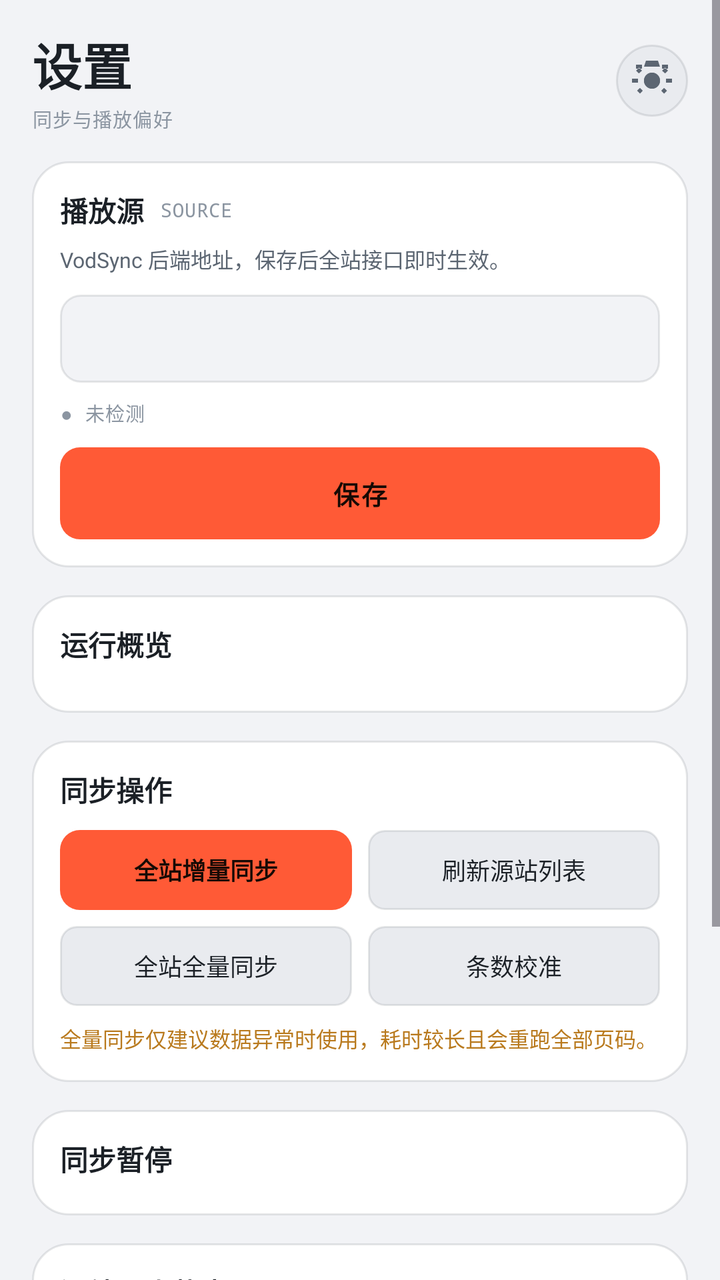
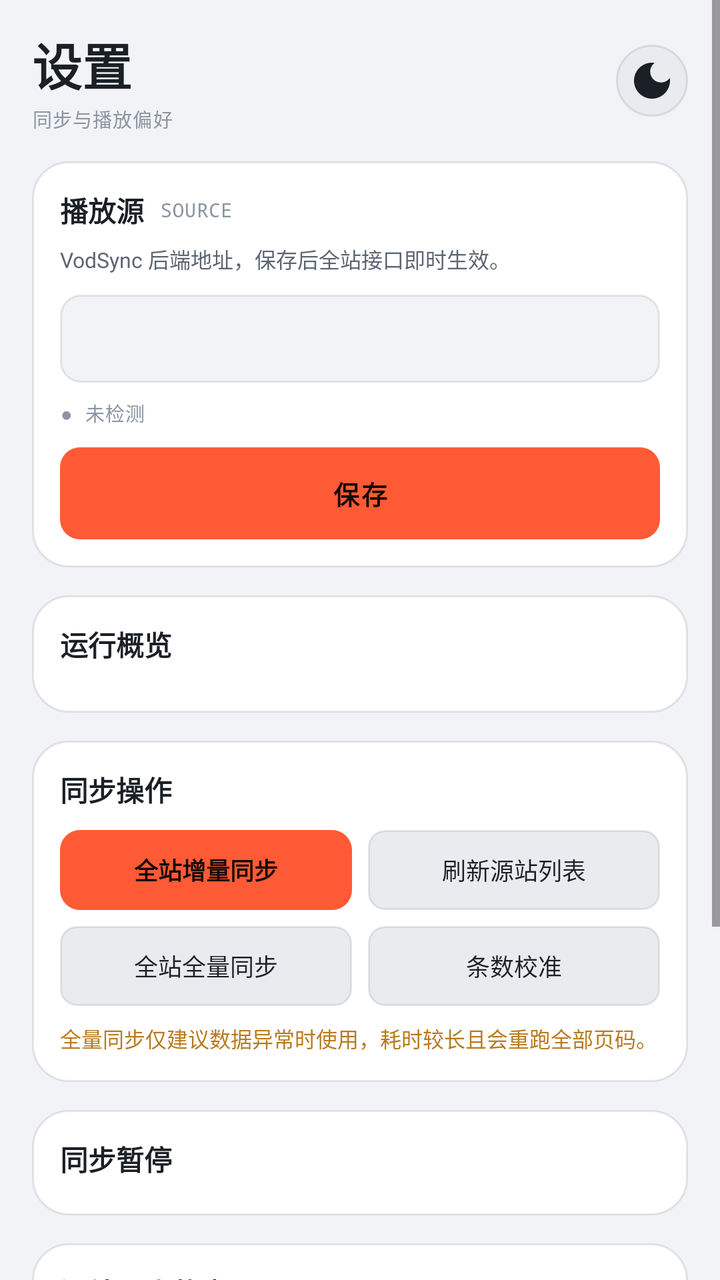

The first picture is an Android layout as it rendered before a commit; the second is the same layout after the commit. The layout source and the unified diff follow.
<!-- AndroidManifest.xml: application theme Theme.LateShow -->
<!-- res/layout/fragment_settings.xml -->
<?xml version="1.0" encoding="utf-8"?>
<ScrollView xmlns:android="http://schemas.android.com/apk/res/android"
    android:layout_width="match_parent"
    android:layout_height="match_parent"
    android:fillViewport="true">

    <LinearLayout
        android:layout_width="match_parent"
        android:layout_height="wrap_content"
        android:orientation="vertical"
        android:paddingLeft="16dp"
        android:paddingRight="16dp"
        android:paddingBottom="24dp">

        
        <LinearLayout
            android:layout_width="match_parent"
            android:layout_height="wrap_content"
            android:orientation="horizontal"
            android:gravity="center_vertical"
            android:paddingTop="14dp">

            <LinearLayout
                android:layout_width="0dp"
                android:layout_height="wrap_content"
                android:layout_weight="1"
                android:orientation="vertical">

                <TextView
                    android:layout_width="wrap_content"
                    android:layout_height="wrap_content"
                    android:text="设置"
                    android:textSize="25sp"
                    android:textStyle="bold"
                    android:textColor="@color/t1" />

                <TextView
                    style="@style/MetaLabel"
                    android:layout_width="wrap_content"
                    android:layout_height="wrap_content"
                    android:layout_marginTop="2dp"
                    android:text="同步与播放偏好" />
            </LinearLayout>

            <ImageButton
                android:id="@+id/btnTheme"
                android:layout_width="36dp"
                android:layout_height="36dp"
                android:background="@drawable/bg_circle"
                android:src="@drawable/ic_settings"
                android:contentDescription="主题" />
        </LinearLayout>

        
        <LinearLayout
            style="@style/SettingsCard"
            android:orientation="vertical">

            <LinearLayout
                android:layout_width="match_parent"
                android:layout_height="wrap_content"
                android:orientation="horizontal"
                android:gravity="center_vertical">

                <TextView style="@style/SectionTitle" android:layout_width="wrap_content" android:layout_height="wrap_content" android:text="播放源" />

                <TextView
                    style="@style/MetaLabel"
                    android:layout_width="wrap_content"
                    android:layout_height="wrap_content"
                    android:layout_marginLeft="8dp"
                    android:text="SOURCE" />
            </LinearLayout>

            <TextView
                android:layout_width="match_parent"
                android:layout_height="wrap_content"
                android:layout_marginTop="6dp"
                android:text="VodSync 后端地址，保存后全站接口即时生效。"
                android:textSize="10.5sp"
                android:textColor="@color/t2"
                android:lineSpacingMultiplier="1.6" />

            <EditText
                android:id="@+id/inputBaseUrl"
                android:layout_width="match_parent"
                android:layout_height="44dp"
                android:layout_marginTop="10dp"
                android:paddingLeft="12dp"
                android:paddingRight="12dp"
                android:background="@drawable/bg_field"
                android:textSize="12sp"
                android:textColor="@color/t1"
                android:inputType="textUri"
                android:maxLines="1" />

            <TextView
                android:id="@+id/srcStatus"
                style="@style/MetaLabel"
                android:layout_width="match_parent"
                android:layout_height="wrap_content"
                android:layout_marginTop="8dp"
                android:text="● 未检测" />

            <TextView
                android:id="@+id/btnSave"
                android:layout_width="match_parent"
                android:layout_height="46dp"
                android:layout_marginTop="10dp"
                android:gravity="center"
                android:background="@drawable/bg_btn_main"
                android:text="保存"
                android:textSize="13sp"
                android:textStyle="bold"
                android:textColor="@color/accInk"
                android:letterSpacing="0.08" />
        </LinearLayout>

        
        <LinearLayout
            style="@style/SettingsCard"
            android:orientation="vertical">

            <TextView style="@style/SectionTitle" android:layout_width="wrap_content" android:layout_height="wrap_content" android:text="运行概览" />

            <GridLayout
                android:id="@+id/statsGrid"
                android:layout_width="match_parent"
                android:layout_height="wrap_content"
                android:layout_marginTop="10dp"
                android:columnCount="2" />
        </LinearLayout>

        
        <LinearLayout
            style="@style/SettingsCard"
            android:orientation="vertical">

            <TextView style="@style/SectionTitle" android:layout_width="wrap_content" android:layout_height="wrap_content" android:text="同步操作" />

            <LinearLayout
                android:layout_width="match_parent"
                android:layout_height="wrap_content"
                android:layout_marginTop="10dp"
                android:orientation="horizontal">

                <TextView
                    android:id="@+id/btnSyncAll"
                    android:layout_width="0dp" android:layout_weight="1" android:layout_height="40dp"
                    android:gravity="center"
                    android:background="@drawable/bg_btn_main"
                    android:text="全站增量同步"
                    android:textSize="12sp"
                    android:textStyle="bold"
                    android:textColor="@color/accInk" />

                <TextView
                    android:id="@+id/btnRefresh"
                    style="@style/OpBtn" android:text="刷新源站列表" android:layout_marginLeft="8dp" />
            </LinearLayout>

            <LinearLayout
                android:layout_width="match_parent"
                android:layout_height="wrap_content"
                android:layout_marginTop="8dp"
                android:orientation="horizontal">

                <TextView
                    android:id="@+id/btnFullSync"
                    style="@style/OpBtn" android:text="全站全量同步" />

                <TextView
                    android:id="@+id/btnRecount"
                    style="@style/OpBtn" android:text="条数校准" android:layout_marginLeft="8dp" />
            </LinearLayout>

            <TextView
                android:layout_width="match_parent"
                android:layout_height="wrap_content"
                android:layout_marginTop="8dp"
                android:text="全量同步仅建议数据异常时使用，耗时较长且会重跑全部页码。"
                android:textSize="10.5sp"
                android:textColor="@color/warn"
                android:lineSpacingMultiplier="1.6" />
        </LinearLayout>

        
        <LinearLayout
            style="@style/SettingsCard"
            android:orientation="vertical">

            <TextView style="@style/SectionTitle" android:layout_width="wrap_content" android:layout_height="wrap_content" android:text="同步暂停" />

            <TextView
                android:id="@+id/pauseWarn"
                android:layout_width="match_parent"
                android:layout_height="wrap_content"
                android:layout_marginTop="8dp"
                android:padding="10dp"
                android:background="@color/warnSoft"
                android:textSize="10.5sp"
                android:textColor="@color/warn"
                android:lineSpacingMultiplier="1.6"
                android:visibility="gone" />

            <LinearLayout
                android:id="@+id/pauseRows"
                android:layout_width="match_parent"
                android:layout_height="wrap_content"
                android:layout_marginTop="4dp"
                android:orientation="vertical" />
        </LinearLayout>

        
        <LinearLayout
            style="@style/SettingsCard"
            android:orientation="vertical">

            <LinearLayout
                android:layout_width="match_parent"
                android:layout_height="wrap_content"
                android:orientation="horizontal">

                <TextView style="@style/SectionTitle" android:layout_width="0dp" android:layout_weight="1" android:layout_height="wrap_content" android:text="源站同步状态" />

                <TextView
                    android:id="@+id/autoCount"
                    style="@style/MetaLabel"
                    android:layout_width="wrap_content"
                    android:layout_height="wrap_content"
                    android:text="自动同步 --/--" />
            </LinearLayout>

            
            <LinearLayout
                android:layout_width="match_parent"
                android:layout_height="wrap_content"
                android:layout_marginTop="8dp"
                android:orientation="horizontal"
                android:gravity="center_vertical">

                <CheckBox
                    android:id="@+id/chkAll"
                    android:layout_width="wrap_content"
                    android:layout_height="wrap_content"
                    android:text="全选"
                    android:textSize="11sp"
                    android:textColor="@color/t2" />

                <Space android:layout_width="0dp" android:layout_height="1dp" android:layout_weight="1" />

                <TextView android:id="@+id/btnAllOn" style="@style/Smbtn" android:text="全部开启" />
                <TextView android:id="@+id/btnAllOff" style="@style/Smbtn" android:layout_marginLeft="6dp" android:text="全部暂停" />
            </LinearLayout>

            <LinearLayout
                android:layout_width="match_parent"
                android:layout_height="wrap_content"
                android:layout_marginTop="6dp"
                android:orientation="horizontal"
                android:gravity="center_vertical">

                <TextView
                    android:id="@+id/selCount"
                    style="@style/MetaLabel"
                    android:layout_width="0dp"
                    android:layout_weight="1"
                    android:layout_height="wrap_content"
                    android:text="未选择源站" />

                <TextView android:id="@+id/btnSelOn" style="@style/Smbtn" android:text="开启所选" />
                <TextView android:id="@+id/btnSelOff" style="@style/Smbtn" android:layout_marginLeft="6dp" android:text="暂停所选" />
            </LinearLayout>

            <androidx.recyclerview.widget.RecyclerView
                android:id="@+id/srcList"
                android:layout_width="match_parent"
                android:layout_height="wrap_content"
                android:nestedScrollingEnabled="false"
                android:layout_marginTop="4dp" />
        </LinearLayout>

        
        <LinearLayout
            style="@style/SettingsCard"
            android:orientation="vertical">

            <TextView style="@style/SectionTitle" android:layout_width="wrap_content" android:layout_height="wrap_content" android:text="最近同步日志" />

            <androidx.recyclerview.widget.RecyclerView
                android:id="@+id/logList"
                android:layout_width="match_parent"
                android:layout_height="wrap_content"
                android:nestedScrollingEnabled="false"
                android:layout_marginTop="6dp" />
        </LinearLayout>

        <TextView
            style="@style/MetaLabel"
            android:layout_width="match_parent"
            android:layout_height="wrap_content"
            android:gravity="center"
            android:layout_marginTop="16dp"
            android:text="夜场 LATE SHOW · 1.4.0 (2026.10)" />
    </LinearLayout>
</ScrollView>
<!-- resources referenced by this layout -->
<resources>
  <color name="accInk">#170A05</color>
  <color name="t1">#1B2026</color>
  <color name="t2">#5C6672</color>
  <color name="warn">#B97A1E</color>
  <color name="warnSoft">#1AE8A33D</color>
  <!-- drawable bg_btn_main (drawable) -->
  <?xml version="1.0" encoding="utf-8"?>
  <shape xmlns:android="http://schemas.android.com/apk/res/android" android:shape="rectangle">
      <solid android:color="@color/acc" />
      <corners android:radius="10dp" />
  </shape>
  <!-- drawable bg_circle (drawable) -->
  <?xml version="1.0" encoding="utf-8"?>
  <shape xmlns:android="http://schemas.android.com/apk/res/android" android:shape="oval">
      <solid android:color="@color/ink700" />
      <stroke android:width="1dp" android:color="@color/line" />
  </shape>
  <!-- drawable bg_field (drawable) -->
  <?xml version="1.0" encoding="utf-8"?>
  <shape xmlns:android="http://schemas.android.com/apk/res/android" android:shape="rectangle">
      <solid android:color="@color/ink900" />
      <stroke android:width="1dp" android:color="@color/line" />
      <corners android:radius="10dp" />
  </shape>
  <!-- drawable ic_settings (drawable) -->
  <?xml version="1.0" encoding="utf-8"?>
  <vector xmlns:android="http://schemas.android.com/apk/res/android" android:width="24dp" android:height="24dp" android:viewportWidth="24" android:viewportHeight="24">
      <path android:fillColor="@color/t2" android:pathData="M12,8a4,4 0,1 0,0 8,4 4 0,0 0,0 -8zM9,2h6l1,3H8zM4,4h3v2H4zM17,4h3v2h-3zM5.5,5.5L4,7l1.4,1.4L7,7zM18.5,5.5L17,7l1.6,1.4L20,7zM2,11h3v2H2zM19,11h3v2h-3zM4.5,17l1.5,-1.4L7.4,17 6,18.5zM16.6,17l1.4,-1.4L19.5,17 18,18.5z"/>
      <path android:fillColor="@color/t2" android:pathData="M12,8a4,4 0,1 0,0 8,4 4 0,0 0,0 -8z"/>
  </vector>
  <style name="MetaLabel" parent="Mono">
          <item name="android:textSize">9.5sp</item>
          <item name="android:textColor">@color/t3</item>
          <item name="android:textAllCaps">true</item>
      </style>
  <style name="SectionTitle">
          <item name="android:layout_width">wrap_content</item>
          <item name="android:layout_height">wrap_content</item>
          <item name="android:textSize">14sp</item>
          <item name="android:textStyle">bold</item>
          <item name="android:textColor">@color/t1</item>
      </style>
  <style name="SettingsCard">
          <item name="android:layout_width">match_parent</item>
          <item name="android:layout_height">wrap_content</item>
          <item name="android:layout_marginTop">14dp</item>
          <item name="android:padding">14dp</item>
          <item name="android:background">@drawable/bg_card_lg</item>
          <item name="android:orientation">vertical</item>
      </style>
  <color name="acc">#FF5A36</color>
  <color name="ink700">#E9EBEF</color>
  <color name="line">#1A12181F</color>
  <color name="ink900">#F2F3F6</color>
  <style name="Mono">
          <item name="android:fontFamily">monospace</item>
          <item name="android:fontFeatureSettings">tnum</item>
          <item name="android:letterSpacing">0.04</item>
      </style>
  <color name="t3">#8B95A1</color>
  <!-- drawable bg_smbtn (drawable) -->
  <?xml version="1.0" encoding="utf-8"?>
  <shape xmlns:android="http://schemas.android.com/apk/res/android" android:shape="rectangle">
      <solid android:color="@color/ink700" />
      <stroke android:width="1dp" android:color="@color/line" />
      <corners android:radius="8dp" />
  </shape>
  <!-- drawable bg_card_lg (drawable) -->
  <?xml version="1.0" encoding="utf-8"?>
  <shape xmlns:android="http://schemas.android.com/apk/res/android" android:shape="rectangle">
      <solid android:color="@color/ink800" />
      <stroke android:width="1dp" android:color="@color/line" />
      <corners android:radius="18dp" />
  </shape>
  <color name="ink800">#FFFFFF</color>
  <!-- unchanged entries left out for length: 3 -->
</resources>

<!-- the commit's change to res/layout/fragment_settings.xml (unified diff, before → after) -->
@@ -47,7 +47,7 @@
                 android:layout_width="36dp"
                 android:layout_height="36dp"
                 android:background="@drawable/bg_circle"
-                android:src="@drawable/ic_settings"
+                android:src="@drawable/ic_theme"
                 android:contentDescription="主题" />
         </LinearLayout>
 
@@ -123,12 +123,12 @@
 
             <TextView style="@style/SectionTitle" android:layout_width="wrap_content" android:layout_height="wrap_content" android:text="运行概览" />
 
-            <GridLayout
+            <LinearLayout
                 android:id="@+id/statsGrid"
                 android:layout_width="match_parent"
                 android:layout_height="wrap_content"
                 android:layout_marginTop="10dp"
-                android:columnCount="2" />
+                android:orientation="vertical" />
         </LinearLayout>
 
         
<!-- resource entries referenced after the edit -->
@@ -24,11 +24,10 @@
       <stroke android:width="1dp" android:color="@color/line" />
       <corners android:radius="10dp" />
   </shape>
-  <!-- drawable ic_settings (drawable) -->
+  <!-- drawable ic_theme (drawable) -->
   <?xml version="1.0" encoding="utf-8"?>
   <vector xmlns:android="http://schemas.android.com/apk/res/android" android:width="24dp" android:height="24dp" android:viewportWidth="24" android:viewportHeight="24">
-      <path android:fillColor="@color/t2" android:pathData="M12,8a4,4 0,1 0,0 8,4 4 0,0 0,0 -8zM9,2h6l1,3H8zM4,4h3v2H4zM17,4h3v2h-3zM5.5,5.5L4,7l1.4,1.4L7,7zM18.5,5.5L17,7l1.6,1.4L20,7zM2,11h3v2H2zM19,11h3v2h-3zM4.5,17l1.5,-1.4L7.4,17 6,18.5zM16.6,17l1.4,-1.4L19.5,17 18,18.5z"/>
-      <path android:fillColor="@color/t2" android:pathData="M12,8a4,4 0,1 0,0 8,4 4 0,0 0,0 -8z"/>
+      <path android:fillColor="@color/t1" android:pathData="M12,3c-4.97,0 -9,4.03 -9,9s4.03,9 9,9s9,-4.03 9,-9c0,-0.46 -0.04,-0.92 -0.1,-1.36c-0.98,1.37 -2.58,2.26 -4.4,2.26c-2.98,0 -5.4,-2.42 -5.4,-5.4c0,-1.81 0.89,-3.42 2.26,-4.4C12.92,3.04 12.46,3 12,3L12,3z"/>
   </vector>
   <style name="MetaLabel" parent="Mono">
           <item name="android:textSize">9.5sp</item>
